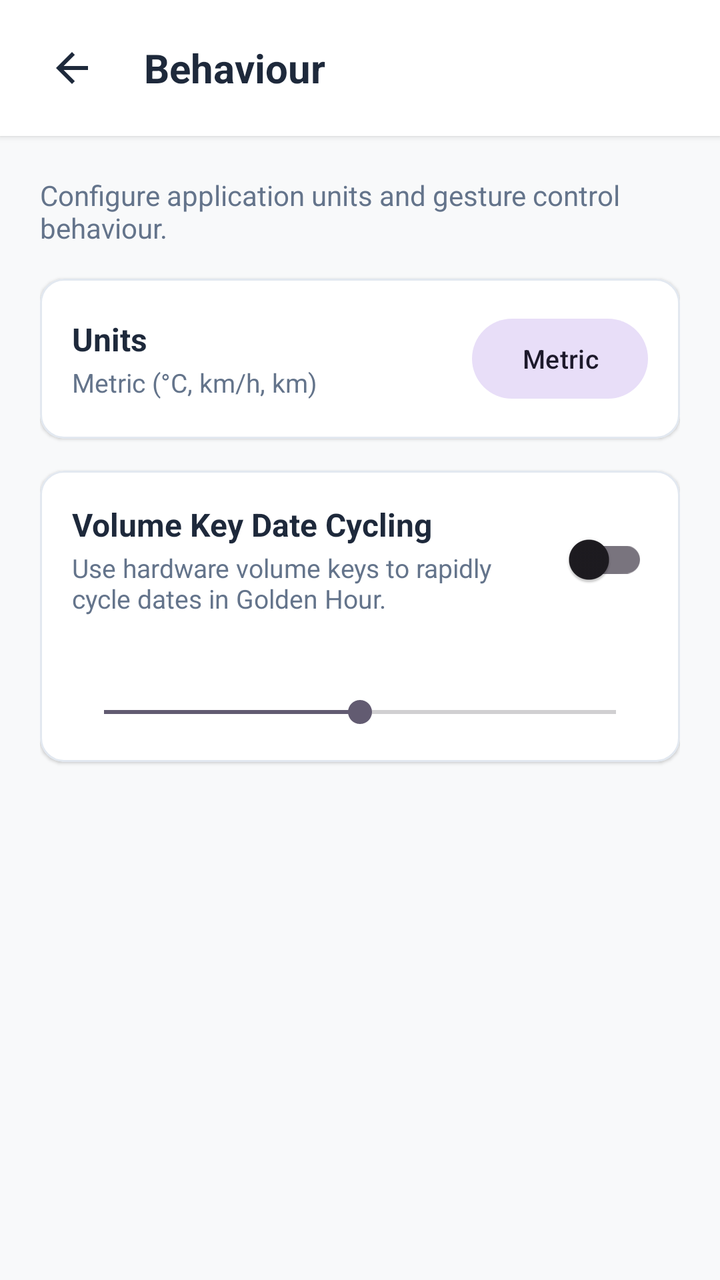
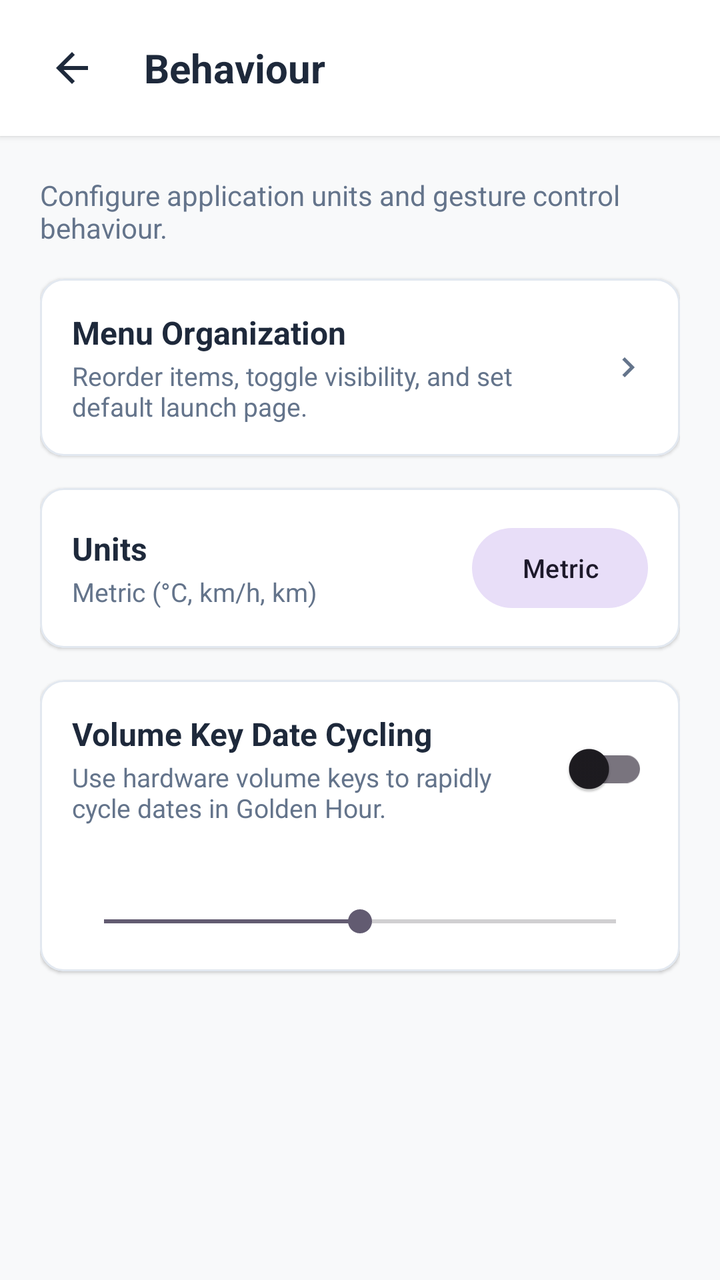

An Android layout rendered at two revisions. The XML below is the earlier revision; the diff shows what the commit changed to produce the second picture.
<!-- AndroidManifest.xml: application theme Theme.WeatherAPP -->
<!-- res/layout/dialog_behaviour_screen.xml -->
<?xml version="1.0" encoding="utf-8"?>
<LinearLayout xmlns:android="http://schemas.android.com/apk/res/android"
    xmlns:app="http://schemas.android.com/apk/res-auto"
    xmlns:tools="http://schemas.android.com/tools"
    android:id="@+id/layoutBehaviourScreenRoot"
    android:layout_width="match_parent"
    android:layout_height="match_parent"
    android:background="@color/background_light"
    android:orientation="vertical">

    
    <com.google.android.material.card.MaterialCardView
        android:id="@+id/cardHeader"
        android:layout_width="match_parent"
        android:layout_height="wrap_content"
        app:cardBackgroundColor="@color/surface_card"
        app:cardCornerRadius="0dp"
        app:cardElevation="2dp"
        app:strokeWidth="0dp">

        <LinearLayout
            android:layout_width="match_parent"
            android:layout_height="wrap_content"
            android:gravity="center_vertical"
            android:orientation="horizontal"
            android:paddingHorizontal="16dp"
            android:paddingVertical="14dp">

            <ImageButton
                android:id="@+id/btnBack"
                android:layout_width="40dp"
                android:layout_height="40dp"
                android:background="?attr/selectableItemBackgroundBorderless"
                android:contentDescription="Back"
                android:padding="8dp"
                android:scaleType="fitCenter"
                android:src="@drawable/ic_back"
                app:tint="@color/text_primary" />

            <TextView
                android:id="@+id/tvHeaderTitle"
                android:layout_width="wrap_content"
                android:layout_height="wrap_content"
                android:layout_marginStart="16dp"
                android:text="@string/title_behaviour"
                android:textColor="@color/text_primary"
                android:textSize="20sp"
                android:textStyle="bold" />

        </LinearLayout>

    </com.google.android.material.card.MaterialCardView>

    <ScrollView
        android:layout_width="match_parent"
        android:layout_height="match_parent"
        android:fillViewport="true">

        <LinearLayout
            android:layout_width="match_parent"
            android:layout_height="wrap_content"
            android:orientation="vertical"
            android:padding="20dp">

            <TextView
                android:id="@+id/tvHeaderDesc"
                android:layout_width="wrap_content"
                android:layout_height="wrap_content"
                android:layout_marginBottom="16dp"
                android:text="Configure application units and gesture control behaviour."
                android:textColor="@color/text_secondary"
                android:textSize="14sp" />

            
            <com.google.android.material.card.MaterialCardView
                android:id="@+id/cardUnitsSelector"
                android:layout_width="match_parent"
                android:layout_height="wrap_content"
                android:layout_marginBottom="16dp"
                app:cardBackgroundColor="@color/surface_card"
                app:cardCornerRadius="12dp"
                app:cardElevation="1dp"
                app:strokeColor="@color/divider_color"
                app:strokeWidth="1dp">

                <LinearLayout
                    android:layout_width="match_parent"
                    android:layout_height="wrap_content"
                    android:gravity="center_vertical"
                    android:orientation="horizontal"
                    android:padding="16dp">

                    <LinearLayout
                        android:layout_width="0dp"
                        android:layout_height="wrap_content"
                        android:layout_marginEnd="12dp"
                        android:layout_weight="1"
                        android:orientation="vertical">

                        <TextView
                            android:id="@+id/tvUnitsTitle"
                            android:layout_width="wrap_content"
                            android:layout_height="wrap_content"
                            android:text="Units"
                            android:textColor="@color/text_primary"
                            android:textSize="16sp"
                            android:textStyle="bold" />

                        <TextView
                            android:id="@+id/tvUnitsDesc"
                            android:layout_width="wrap_content"
                            android:layout_height="wrap_content"
                            android:layout_marginTop="2dp"
                            android:text="Metric (°C, km/h, km)"
                            android:textColor="@color/text_secondary"
                            android:textSize="13sp" />

                    </LinearLayout>

                    <com.google.android.material.button.MaterialButton
                        android:id="@+id/btnUnitsChoice"
                        style="@style/Widget.Material3.Button.TonalButton"
                        android:layout_width="wrap_content"
                        android:layout_height="wrap_content"
                        android:text="Metric"
                        android:textSize="13sp" />

                </LinearLayout>

            </com.google.android.material.card.MaterialCardView>

            
            <com.google.android.material.card.MaterialCardView
                android:id="@+id/cardVolumeScrollSettings"
                android:layout_width="match_parent"
                android:layout_height="wrap_content"
                android:layout_marginBottom="20dp"
                app:cardBackgroundColor="@color/surface_card"
                app:cardCornerRadius="12dp"
                app:cardElevation="1dp"
                app:strokeColor="@color/divider_color"
                app:strokeWidth="1dp">

                <LinearLayout
                    android:layout_width="match_parent"
                    android:layout_height="wrap_content"
                    android:orientation="vertical"
                    android:padding="16dp">

                    <LinearLayout
                        android:layout_width="match_parent"
                        android:layout_height="wrap_content"
                        android:gravity="center_vertical"
                        android:orientation="horizontal">

                        <LinearLayout
                            android:layout_width="0dp"
                            android:layout_height="wrap_content"
                            android:layout_marginEnd="12dp"
                            android:layout_weight="1"
                            android:orientation="vertical">

                            <TextView
                                android:id="@+id/tvVolumeScrollTitle"
                                android:layout_width="wrap_content"
                                android:layout_height="wrap_content"
                                android:text="Volume Key Date Cycling"
                                android:textColor="@color/text_primary"
                                android:textSize="16sp"
                                android:textStyle="bold" />

                            <TextView
                                android:id="@+id/tvVolumeScrollDesc"
                                android:layout_width="wrap_content"
                                android:layout_height="wrap_content"
                                android:layout_marginTop="2dp"
                                android:text="Use hardware volume keys to rapidly cycle dates in Golden Hour."
                                android:textColor="@color/text_secondary"
                                android:textSize="13sp" />

                        </LinearLayout>

                        <com.google.android.material.switchmaterial.SwitchMaterial
                            android:id="@+id/switchVolumeScroll"
                            android:layout_width="wrap_content"
                            android:layout_height="wrap_content" />

                    </LinearLayout>

                    <LinearLayout
                        android:id="@+id/layoutVolumeSpeedContainer"
                        android:layout_width="match_parent"
                        android:layout_height="wrap_content"
                        android:layout_marginTop="12dp"
                        android:orientation="vertical">

                        <TextView
                            android:id="@+id/tvVolumeSpeedLabel"
                            android:layout_width="wrap_content"
                            android:layout_height="wrap_content"
                            android:textColor="@color/brand_primary"
                            android:textSize="14sp"
                            android:textStyle="bold" />

                        <SeekBar
                            android:id="@+id/seekBarVolumeSpeed"
                            android:layout_width="match_parent"
                            android:layout_height="wrap_content"
                            android:layout_marginTop="8dp"
                            android:max="6"
                            android:progress="3" />

                    </LinearLayout>

                </LinearLayout>

            </com.google.android.material.card.MaterialCardView>

        </LinearLayout>

    </ScrollView>

</LinearLayout>
<!-- resources referenced by this layout -->
<resources>
  <color name="background_light">#F8F9FA</color>
  <color name="brand_primary">#1E88E5</color>
  <color name="divider_color">#E2E8F0</color>
  <color name="surface_card">#FFFFFF</color>
  <color name="text_primary">#1E293B</color>
  <color name="text_secondary">#64748B</color>
  <!-- drawable ic_back (drawable) -->
  <vector xmlns:android="http://schemas.android.com/apk/res/android"
      android:width="24dp"
      android:height="24dp"
      android:viewportWidth="24"
      android:viewportHeight="24">
    <path
        android:fillColor="@color/text_primary"
        android:pathData="M20,11H7.83l5.59,-5.59L12,4l-8,8 8,8 1.41,-1.41L7.83,13H20v-2z"/>
  </vector>
  <string name="title_behaviour">Behaviour</string>
  <style name="Theme.WeatherAPP" parent="Base.Theme.WeatherAPP" />
  <style name="Base.Theme.WeatherAPP" parent="Theme.Material3.DayNight.NoActionBar">
          <item name="android:statusBarColor">@color/surface_card</item>
          <item name="android:windowLightStatusBar">true</item>
      </style>
</resources>

<!-- the commit's change to res/layout/dialog_behaviour_screen.xml (unified diff, before → after) -->
@@ -73,6 +73,65 @@
 
             
             <com.google.android.material.card.MaterialCardView
+                android:id="@+id/cardOrganizeMenu"
+                android:layout_width="match_parent"
+                android:layout_height="wrap_content"
+                android:layout_marginBottom="16dp"
+                android:clickable="true"
+                android:focusable="true"
+                app:cardBackgroundColor="@color/surface_card"
+                app:cardCornerRadius="12dp"
+                app:cardElevation="1dp"
+                app:strokeColor="@color/divider_color"
+                app:strokeWidth="1dp">
+
+                <LinearLayout
+                    android:layout_width="match_parent"
+                    android:layout_height="wrap_content"
+                    android:gravity="center_vertical"
+                    android:orientation="horizontal"
+                    android:padding="16dp">
+
+                    <LinearLayout
+                        android:layout_width="0dp"
+                        android:layout_height="wrap_content"
+                        android:layout_marginEnd="12dp"
+                        android:layout_weight="1"
+                        android:orientation="vertical">
+
+                        <TextView
+                            android:id="@+id/tvOrganizeMenuTitle"
+                            android:layout_width="wrap_content"
+                            android:layout_height="wrap_content"
+                            android:text="@string/title_organize_menu"
+                            android:textColor="@color/text_primary"
+                            android:textSize="16sp"
+                            android:textStyle="bold" />
+
+                        <TextView
+                            android:id="@+id/tvOrganizeMenuDesc"
+                            android:layout_width="wrap_content"
+                            android:layout_height="wrap_content"
+                            android:layout_marginTop="2dp"
+                            android:text="@string/desc_organize_menu"
+                            android:textColor="@color/text_secondary"
+                            android:textSize="13sp" />
+
+                    </LinearLayout>
+
+                    <ImageView
+                        android:layout_width="20dp"
+                        android:layout_height="20dp"
+                        android:contentDescription="Arrow Right"
+                        android:src="@drawable/ic_arrow_right"
+                        app:tint="@color/text_secondary" />
+
+                </LinearLayout>
+
+            </com.google.android.material.card.MaterialCardView>
+
+            
+            <com.google.android.material.card.MaterialCardView
                 android:id="@+id/cardUnitsSelector"
                 android:layout_width="match_parent"
                 android:layout_height="wrap_content"
<!-- resource entries referenced after the edit -->
@@ -6,6 +6,16 @@
   <color name="surface_card">#FFFFFF</color>
   <color name="text_primary">#1E293B</color>
   <color name="text_secondary">#64748B</color>
+  <!-- drawable ic_arrow_right (drawable) -->
+  <vector xmlns:android="http://schemas.android.com/apk/res/android"
+      android:width="24dp"
+      android:height="24dp"
+      android:viewportWidth="24"
+      android:viewportHeight="24">
+    <path
+        android:fillColor="@color/text_primary"
+        android:pathData="M10,6L8.59,7.41 13.17,12l-4.58,4.59L10,18l6,-6z"/>
+  </vector>
   <!-- drawable ic_back (drawable) -->
   <vector xmlns:android="http://schemas.android.com/apk/res/android"
       android:width="24dp"
@@ -16,7 +26,9 @@
         android:fillColor="@color/text_primary"
         android:pathData="M20,11H7.83l5.59,-5.59L12,4l-8,8 8,8 1.41,-1.41L7.83,13H20v-2z"/>
   </vector>
+  <string name="desc_organize_menu">Reorder items, toggle visibility, and set default launch page.</string>
   <string name="title_behaviour">Behaviour</string>
+  <string name="title_organize_menu">Menu Organization</string>
   <style name="Theme.WeatherAPP" parent="Base.Theme.WeatherAPP" />
   <style name="Base.Theme.WeatherAPP" parent="Theme.Material3.DayNight.NoActionBar">
           <item name="android:statusBarColor">@color/surface_card</item>
